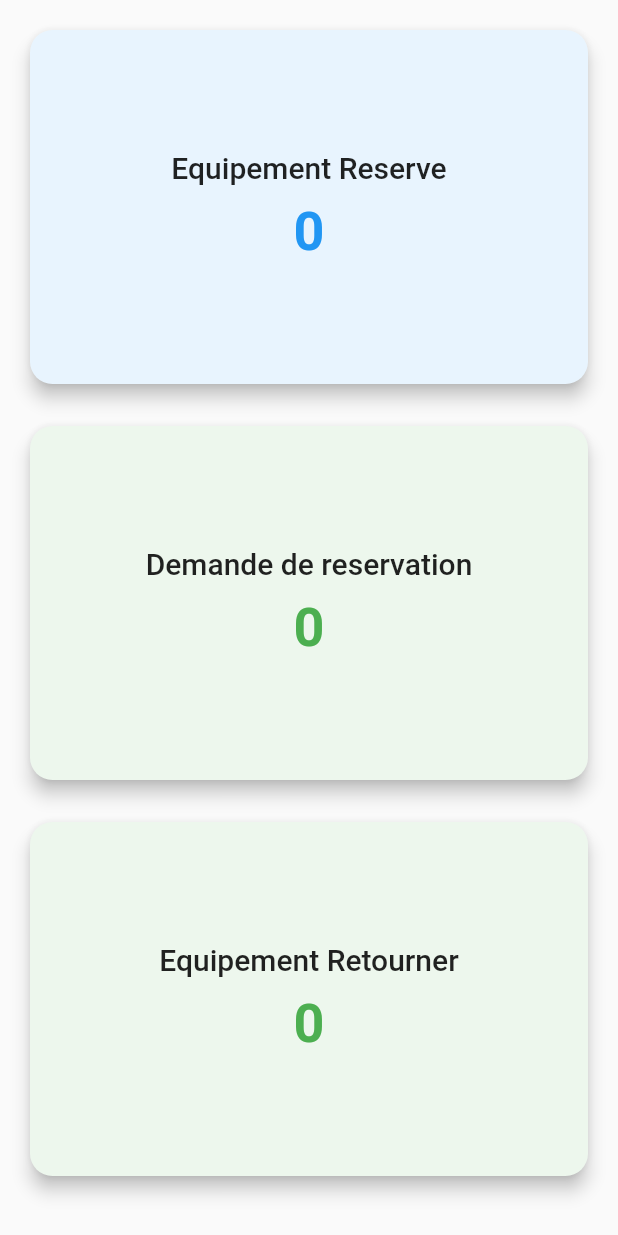
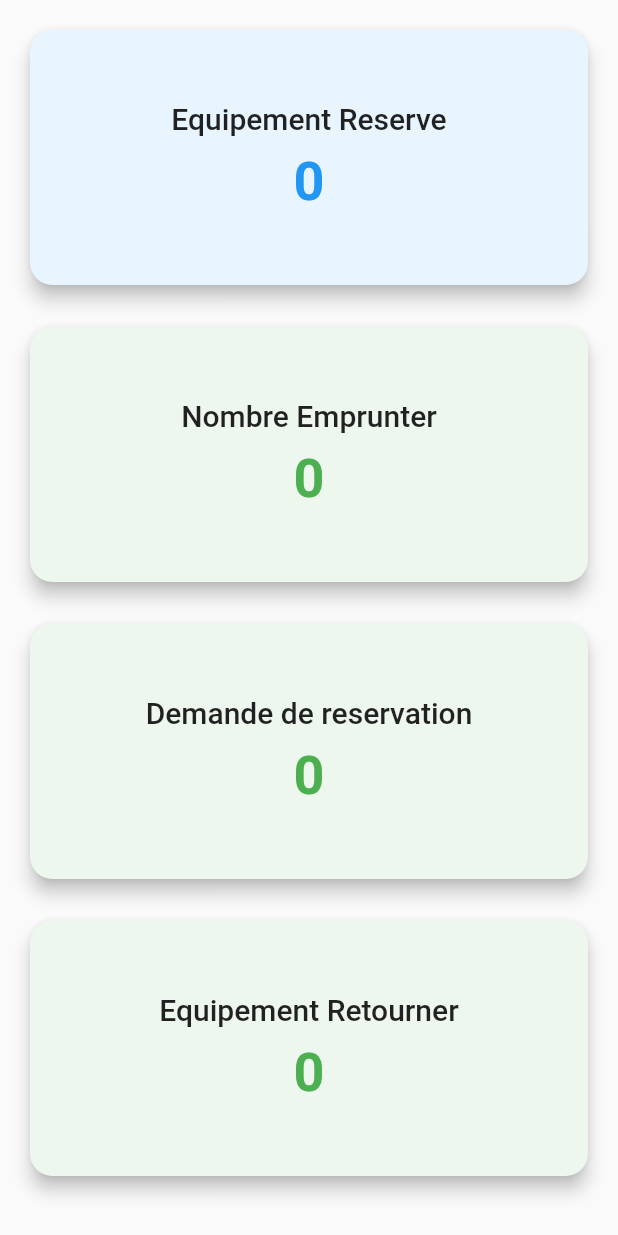
Before and after one commit to konnofuente/hospital-equipment-management-flutter, a Flutter app: the StatisticAdminScreen screen opened directly, on a phone screen of 412 x 824 dp. Run offline on Flutter 3.47's test engine with Material 2 defaults, Android fonts, the phone set to English and light mode, and no system bars; our stand-ins replace awesome_dialog, babstrap_settings_screen, connectivity_plus, equatable, flutter_bloc, flutter_secure_storage and 7 more; accounts and stored records are empty; statements that could not run were skipped.

Commit message:
Can now See borrow item on admin side

```diff
--- a/lib/components/reservation_detail_list.dart
+++ b/lib/components/reservation_detail_list.dart
@@ -73,6 +73,9 @@
               switch (item.status){
                 case Status.PENDINGRESERVE:
                   statusColor = Colors.yellow;
+                  break;
+                case Status.BORROW:
+                  statusColor = Color.fromARGB(255, 59, 213, 255);
                   break;
                 case Status.PENDINGRETURN:
                   statusColor = Colors.orange;
--- a/lib/screens/StatisticAdmin/statistics_admin.dart
+++ b/lib/screens/StatisticAdmin/statistics_admin.dart
@@ -30,6 +30,7 @@
   int totalItems = 0;
   List<ReservationDetails> getPendingReserveDetails = [];
   List<ReservationDetails> getPendingReturnDetails = [];
+  List<ReservationDetails> getBorrowDetails = [];
   List<ReservationDetails> getReserveDetails = [];
   List<ReservationDetails> getReturnDetails = [];
 
@@ -48,6 +49,8 @@
     getReserveDetails =
         ReservationServices().getReserveDetails(reservationsList);
     getReturnDetails = ReservationServices().getReturnDetails(reservationsList);
+
+    getBorrowDetails = ReservationServices().getBorrowDetails(reservationsList);
 
     print("initialise of all reservation by status complete !!!!!!!!!!");
   }
@@ -76,6 +79,24 @@
                 },
               ),
             ),
+            SizedBox(height: 20),
+
+            Expanded(
+              child: StatCard.NumberCard(
+                'Nombre Emprunter',
+                '${getBorrowDetails.length}',
+                Colors.green,
+                () {
+                  _getStatistics(context);
+
+                  NavigationScreen.navigate(
+                      context,
+                      ReservationListScreen(
+                          reservationDetailsList: getBorrowDetails));
+                },
+              ),
+            ),
+
             SizedBox(height: 20),
 
             // Total Number of Items
@@ -112,6 +133,7 @@
                 },
               ),
             ),
+
             SizedBox(height: 20),
             // Other Stats here...
           ],
--- a/lib/services/reservationService.dart
+++ b/lib/services/reservationService.dart
@@ -67,6 +67,19 @@
     return pendingReturnDetails;
   }
 
+  List<ReservationDetails> getBorrowDetails(
+      List<Reservation> reservationsList) {
+    List<ReservationDetails> pendingReturnDetails = [];
+    for (var reservation in reservationsList) {
+      for (var detail in reservation.reservationDetails!) {
+        if (detail.status == Status.BORROW) {
+          pendingReturnDetails.add(detail);
+        }
+      }
+    }
+    return pendingReturnDetails;
+  }
+
 // To get all reservation details with the status RESERVE
   List<ReservationDetails> getReserveDetails(
       List<Reservation> reservationsList) {
```
